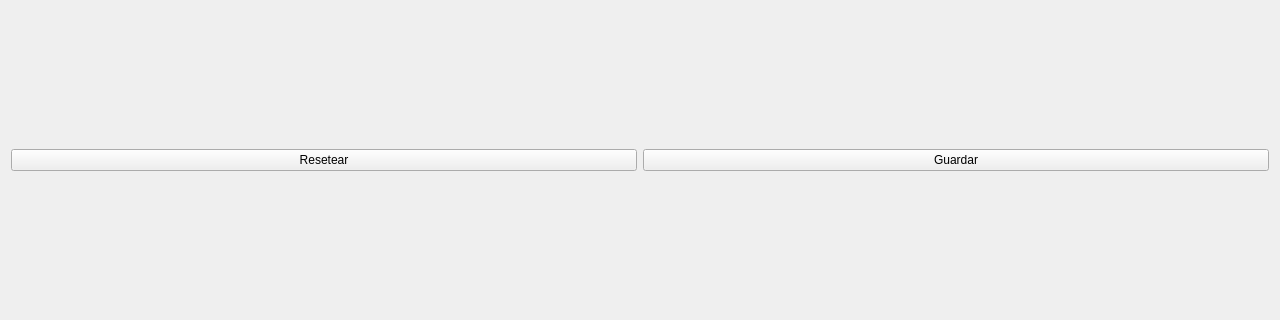
The window that src/view/chart/chart_widget.ui (martincrxz/induction-heater-software) describes before a commit, drawn with Qt 5; both pictures show x 0 to 1280 and y 200 to 520 of the 1280 by 720 pixel window.
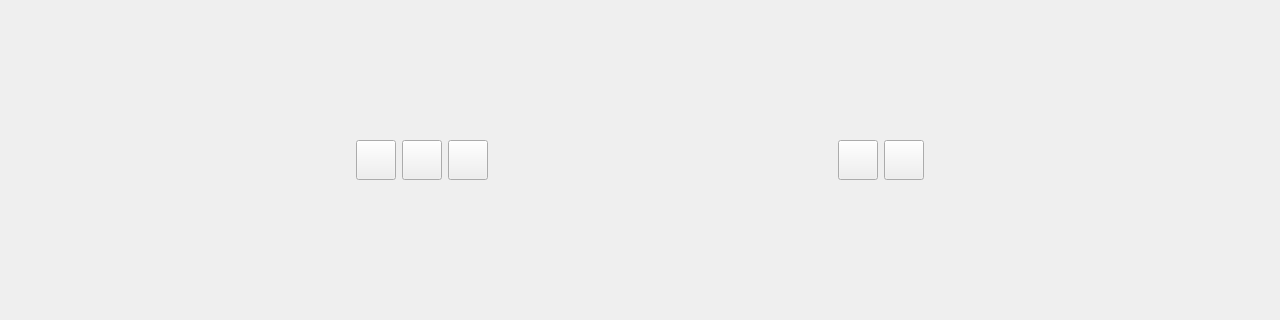
The same window after the commit. Icons and pictures are not drawn.

Diff of the .ui file:
```diff
--- a/src/view/chart/chart_widget.ui
+++ b/src/view/chart/chart_widget.ui
@@ -17,19 +17,174 @@
    <item>
     <layout class="QHBoxLayout" name="horizontalLayout">
      <item>
-      <widget class="QPushButton" name="pushButton_2">
+      <spacer name="horizontalSpacer">
+       <property name="orientation">
+        <enum>Qt::Horizontal</enum>
+       </property>
+       <property name="sizeHint" stdset="0">
+        <size>
+         <width>40</width>
+         <height>20</height>
+        </size>
+       </property>
+      </spacer>
+     </item>
+     <item>
+      <widget class="QPushButton" name="resetViewButton">
+       <property name="maximumSize">
+        <size>
+         <width>40</width>
+         <height>40</height>
+        </size>
+       </property>
+       <property name="toolTip">
+        <string>Regresar a vista inicial</string>
+       </property>
        <property name="text">
-        <string>Resetear</string>
+        <string/>
        </property>
+       <property name="icon">
+        <iconset resource="../../../assets/resources.qrc">
+         <normaloff>:/home.png</normaloff>:/home.png</iconset>
+       </property>
+       <property name="iconSize">
+        <size>
+         <width>32</width>
+         <height>32</height>
+        </size>
+       </property>
       </widget>
      </item>
      <item>
-      <widget class="QPushButton" name="pushButton_3">
+      <widget class="QPushButton" name="settingsButton">
+       <property name="maximumSize">
+        <size>
+         <width>40</width>
+         <height>40</height>
+        </size>
+       </property>
+       <property name="toolTip">
+        <string>Configuración</string>
+       </property>
        <property name="text">
+        <string/>
+       </property>
+       <property name="icon">
+        <iconset resource="../../../assets/resources.qrc">
+         <normaloff>:/settings.png</normaloff>:/settings.png</iconset>
+       </property>
+       <property name="iconSize">
+        <size>
+         <width>32</width>
+         <height>32</height>
+        </size>
+       </property>
+      </widget>
+     </item>
+     <item>
+      <widget class="QPushButton" name="saveButton">
+       <property name="maximumSize">
+        <size>
+         <width>40</width>
+         <height>40</height>
+        </size>
+       </property>
+       <property name="toolTip">
         <string>Guardar</string>
        </property>
+       <property name="text">
+        <string/>
+       </property>
+       <property name="icon">
+        <iconset resource="../../../assets/resources.qrc">
+         <normaloff>:/save.png</normaloff>:/save.png</iconset>
+       </property>
+       <property name="iconSize">
+        <size>
+         <width>32</width>
+         <height>32</height>
+        </size>
+       </property>
       </widget>
      </item>
+     <item>
+      <spacer name="horizontalSpacer_3">
+       <property name="orientation">
+        <enum>Qt::Horizontal</enum>
+       </property>
+       <property name="sizeHint" stdset="0">
+        <size>
+         <width>40</width>
+         <height>20</height>
+        </size>
+       </property>
+      </spacer>
+     </item>
+     <item>
+      <widget class="QPushButton" name="stopFollowButton">
+       <property name="maximumSize">
+        <size>
+         <width>40</width>
+         <height>40</height>
+        </size>
+       </property>
+       <property name="toolTip">
+        <string>Dejar de seguir stream</string>
+       </property>
+       <property name="text">
+        <string/>
+       </property>
+       <property name="icon">
+        <iconset resource="../../../assets/resources.qrc">
+         <normaloff>:/stop.png</normaloff>:/stop.png</iconset>
+       </property>
+       <property name="iconSize">
+        <size>
+         <width>32</width>
+         <height>32</height>
+        </size>
+       </property>
+      </widget>
+     </item>
+     <item>
+      <widget class="QPushButton" name="enableFollowButton">
+       <property name="maximumSize">
+        <size>
+         <width>40</width>
+         <height>40</height>
+        </size>
+       </property>
+       <property name="toolTip">
+        <string>Seguir stream en vivo</string>
+       </property>
+       <property name="text">
+        <string/>
+       </property>
+       <property name="icon">
+        <iconset resource="../../../assets/resources.qrc">
+         <normaloff>:/keep_follow.png</normaloff>:/keep_follow.png</iconset>
+       </property>
+       <property name="iconSize">
+        <size>
+         <width>32</width>
+         <height>32</height>
+        </size>
+       </property>
+      </widget>
+     </item>
+     <item>
+      <spacer name="horizontalSpacer_2">
+       <property name="orientation">
+        <enum>Qt::Horizontal</enum>
+       </property>
+       <property name="sizeHint" stdset="0">
+        <size>
+         <width>40</width>
+         <height>20</height>
+        </size>
+       </property>
+      </spacer>
+     </item>
     </layout>
    </item>
   </layout>
```
Left out of the diff: 4 changed lines with no effect on the pictures.
